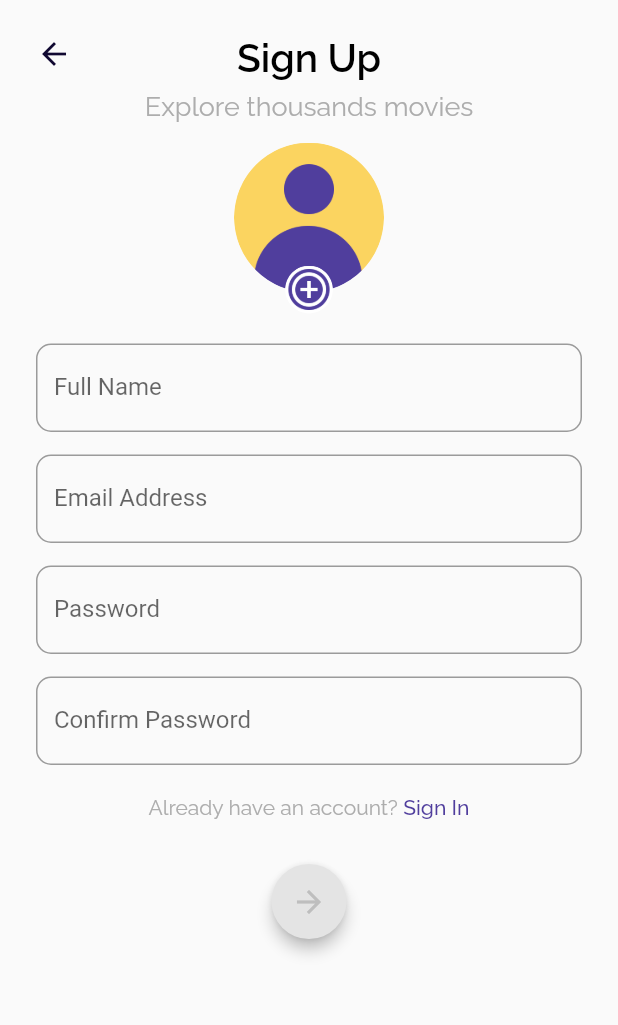
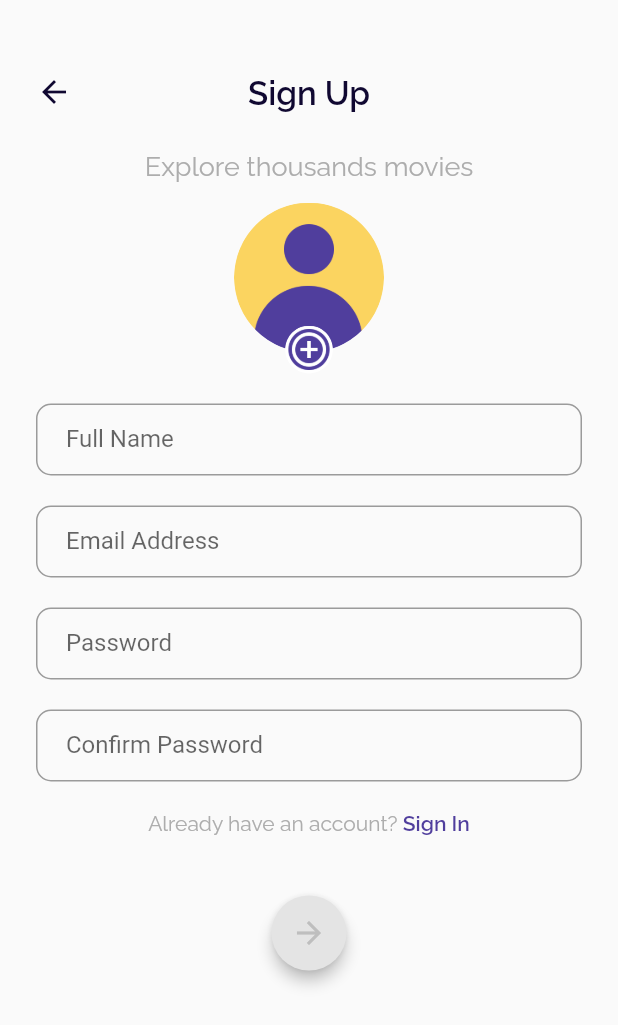
Before and after one commit to anggadarkprince/flutix, a Flutter app: the screen it shows after launch, after a tap on "Get Started", on a phone screen of 412 x 824 dp. Shown: the top 1025 px of the screen. Run offline on Flutter 3.47's test engine with Material 2 defaults, Android fonts, the phone set to English and light mode, and no system bars; our stand-ins replace cloud_firestore, email_validator, equatable, firebase_auth, firebase_core, firebase_storage and 7 more; accounts and stored records are empty; network calls fail.

Commit message:
fix layout and shadow

```diff
--- a/lib/ui/pages/profile.dart
+++ b/lib/ui/pages/profile.dart
@@ -1,4 +1,3 @@
-
 import 'dart:io';
 
 import 'package:flushbar/flushbar.dart';
--- a/lib/ui/pages/register.dart
+++ b/lib/ui/pages/register.dart
@@ -31,8 +31,6 @@ class _RegisterScreenState extends State<RegisterScreen> {
 
   @override
   Widget build(BuildContext context) {
-    var mediaQuery = MediaQuery.of(context);
-
     return Scaffold(
       body: ListView(
         padding: EdgeInsets.all(defaultMargin),
@@ -40,7 +38,7 @@ class _RegisterScreenState extends State<RegisterScreen> {
           Column(
             mainAxisAlignment: MainAxisAlignment.center,
             children: <Widget>[
-              _buildTitle(mediaQuery),
+              _buildTitle(),
               _buildRegistrationForm(),
               _buildSignInButton(),
               _buildSignUpButton(),
@@ -52,12 +50,10 @@ class _RegisterScreenState extends State<RegisterScreen> {
   }
 
 
-  Widget _buildTitle(MediaQueryData mediaQuery) {
-    final double statusBarHeight = mediaQuery.padding.top;
-
+  Widget _buildTitle() {
     return Column(
       children: [
-        SizedBox(height: statusBarHeight),
+        SizedBox(height: 25),
         Container(
           child: Stack(
             children: <Widget>[
@@ -80,12 +76,12 @@ class _RegisterScreenState extends State<RegisterScreen> {
                   children: [
                     Text(
                       "Sign Up",
-                      style: blackTextFont.copyWith(
-                        fontSize: 26,
+                      style: darkTextFont.copyWith(
+                        fontSize: 22,
                         fontWeight: FontWeight.w600
                       )
                     ),
-                    SizedBox(height: 5),
+                    SizedBox(height: 25),
                     Text(
                       "Explore thousands movies",
                       style: greyTextFont.copyWith(
@@ -169,10 +165,11 @@ class _RegisterScreenState extends State<RegisterScreen> {
               borderRadius: BorderRadius.circular(10),
             ),
             labelText: "Full Name",
-            hintText: "Your Name"
+            hintText: "Your Name",
+            contentPadding: EdgeInsets.fromLTRB(20, 10, 20, 5)
           ),
         ),
-        SizedBox(height: 15),
+        SizedBox(height: 20),
         TextField(
           onChanged: (text) {
             setState(() {
@@ -185,10 +182,11 @@ class _RegisterScreenState extends State<RegisterScreen> {
               borderRadius: BorderRadius.circular(10),
             ),
             labelText: "Email Address",
-            hintText: "Valid Email Address"
+            hintText: "Valid Email Address",
+            contentPadding: EdgeInsets.fromLTRB(20, 10, 20, 5)
           ),
         ),
-        SizedBox(height: 15),
+        SizedBox(height: 20),
         TextField(
           onChanged: (text) {
             setState(() {
@@ -202,10 +200,11 @@ class _RegisterScreenState extends State<RegisterScreen> {
               borderRadius: BorderRadius.circular(10),
             ),
             labelText: "Password",
-            hintText: "Secret Password"
+            hintText: "Secret Password",
+            contentPadding: EdgeInsets.fromLTRB(20, 10, 20, 5)
           ),
         ),
-        SizedBox(height: 15),
+        SizedBox(height: 20),
         TextField(
           controller: confirmPasswordController,
           obscureText: true,
@@ -214,7 +213,8 @@ class _RegisterScreenState extends State<RegisterScreen> {
               borderRadius: BorderRadius.circular(10),
             ),
             labelText: "Confirm Password",
-            hintText: "Repeat The Password"
+            hintText: "Repeat The Password",
+            contentPadding: EdgeInsets.fromLTRB(20, 10, 20, 5)
           ),
         ),
         SizedBox(height: 20),
@@ -228,7 +228,7 @@ class _RegisterScreenState extends State<RegisterScreen> {
       child: Container(
         width: 50,
         height: 50,
-        margin: EdgeInsets.only(top: 30, bottom: 10),
+        margin: EdgeInsets.only(top: 40, bottom: 15),
         child: FloatingActionButton(
           elevation: 4,
           backgroundColor: isFormValid ? mainColor : Color(0xFFE4E4E4),
@@ -265,10 +265,19 @@ class _RegisterScreenState extends State<RegisterScreen> {
       children: <Widget>[
         Text(
           "Already have an account? ",
-          style: greyTextFont.copyWith(fontWeight: FontWeight.w400)
+          style: greyTextFont.copyWith(
+            fontWeight: FontWeight.w400,
+            fontSize: 14
+          )
         ),
         GestureDetector(
-          child: Text('Sign In', style: purpleTextFont),
+          child: Text(
+            'Sign In',
+            style: purpleTextFont.copyWith(
+              fontWeight: FontWeight.w600,
+              fontSize: 14
+            )
+          ),
           onTap: () {
             Navigator.push(context, MaterialPageRoute(builder: (context) => LoginScreen()));
           },
--- a/lib/ui/pages/schedule.dart
+++ b/lib/ui/pages/schedule.dart
@@ -59,7 +59,7 @@ class _ScheduleScreenState extends State<ScheduleScreen> {
 
   Container _buildTitle() {
     return Container(
-      margin: EdgeInsets.only(top: 20, left: defaultMargin),
+      margin: EdgeInsets.only(top: 25, left: defaultMargin, right: defaultMargin),
       child: Stack(
         children: <Widget>[
           Align(
--- a/lib/ui/pages/splash.dart
+++ b/lib/ui/pages/splash.dart
@@ -49,6 +49,7 @@ class _SplashScreenState extends State<SplashScreen> {
                 width: 250,
                 height: 50,
                 child: RaisedButton(
+                  elevation: 4,
                   shape: RoundedRectangleBorder(
                     borderRadius: BorderRadius.circular(10),
                   ),
@@ -71,7 +72,7 @@ class _SplashScreenState extends State<SplashScreen> {
                     style: greyTextFont.copyWith(fontWeight: FontWeight.w400)
                   ),
                   GestureDetector(
-                    child: Text("Sign In", style: purpleTextFont),
+                    child: Text("Sign In", style: purpleTextFont.copyWith(fontWeight: FontWeight.w600)),
                     onTap: () {
                       Navigator.push(context, MaterialPageRoute(builder: (context) => LoginScreen()));
                     },
--- a/lib/ui/widgets/selectable_box.dart
+++ b/lib/ui/widgets/selectable_box.dart
@@ -47,7 +47,7 @@ class SelectableBox extends StatelessWidget {
             text ?? "None",
             style: (textStyle ?? blackTextFont).copyWith(
               fontSize: 16,
-              fontWeight: FontWeight.w600,
+              fontWeight: FontWeight.normal,
               color: isEnabled ? Colors.black : Colors.grey
             ),
           ),
```
Also changed, not shown: lib/ui/pages/checkout.dart (+22 -23 lines), lib/ui/pages/checkout_process.dart (+5 -5 lines), lib/ui/pages/home.dart (+5 -5 lines), lib/ui/pages/login.dart (+38 -15 lines), lib/ui/pages/movie.dart (+10 -9 lines), lib/ui/pages/movie_detail.dart (+13 -11 lines), lib/ui/pages/preference.dart (+8 -10 lines), lib/ui/pages/register_confirmation.dart (+4 -5 lines), lib/ui/pages/select_seat.dart (+9 -14 lines), lib/ui/widgets/movie_card.dart (+9 -5 lines), pubspec.lock.
